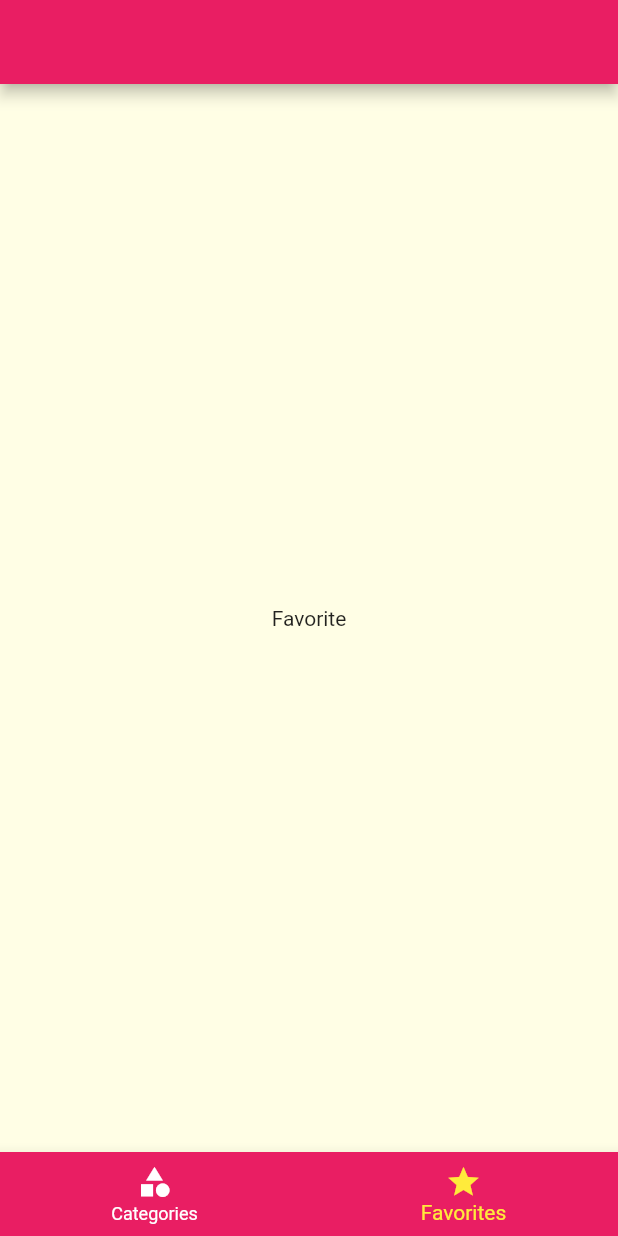
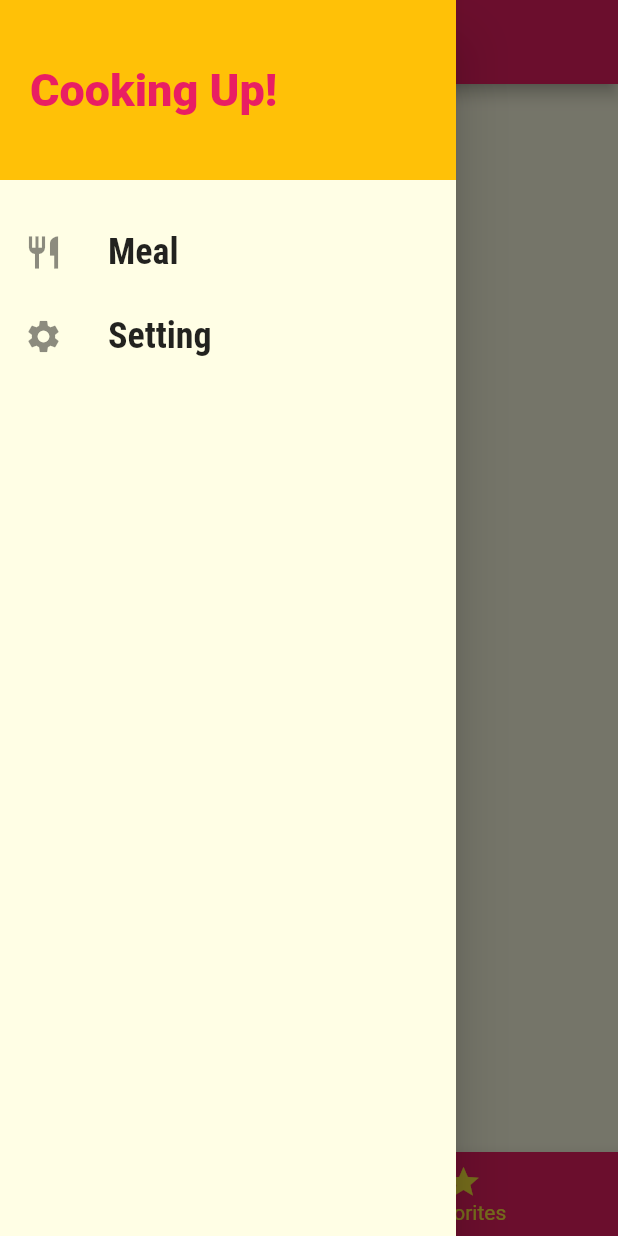
Before and after one commit to Satya190597/FlutterApplications, a Flutter app: the screen it shows after launch, item 2 of the bottom bar chosen, with the side drawer open (before the commit the screen has no drawer), on a phone screen of 412 x 824 dp. Run offline on Flutter 3.47's test engine with Material 2 defaults, Android fonts, the phone set to English and light mode, and no system bars.

Commit message:
Added Side Drawer In Recepie App

```diff
--- a/recipe_app/lib/screens/tab_screens.dart
+++ b/recipe_app/lib/screens/tab_screens.dart
@@ -1,6 +1,7 @@
 import 'package:flutter/material.dart';
 import '../screens/categories_screen.dart';
 import '../screens/favorite_screens.dart';
+import '../widgets/main_drawer.dart';
 
 class TabScreen extends StatefulWidget {
   TabScreenState createState() {
@@ -9,6 +10,11 @@ class TabScreen extends StatefulWidget {
 }
 
 class TabScreenState extends State<TabScreen> {
+
+  List<Map<String,Object>> listOfPages = [
+    {'page':CategoriesScreen(),'title':'Categories'},
+    {'page':FavoriteScreen(),'title':'Favorite'}
+  ];
 
   List<Widget> listOfWidget = [
     CategoriesScreen(),
@@ -26,8 +32,11 @@ class TabScreenState extends State<TabScreen> {
   @override
   Widget build(BuildContext context) {
     return Scaffold(
-      appBar: AppBar(),
-      body: listOfWidget[selectedPageIndex],
+      appBar: AppBar(
+        title: Text(listOfPages[selectedPageIndex]['title']),
+      ),
+      drawer: MainDrawer(),
+      body: listOfPages[selectedPageIndex]['page'],
       bottomNavigationBar: BottomNavigationBar(
         onTap: _selectPage,
         backgroundColor: Theme.of(context).primaryColor,
--- /dev/null
+++ b/recipe_app/lib/widgets/main_drawer.dart
@@ -0,0 +1,51 @@
+import 'package:flutter/material.dart';
+
+class MainDrawer extends StatelessWidget {
+
+  Widget buildListTile(String title, IconData iconData) {
+    return ListTile(
+      leading: Icon(
+        iconData,
+        size: 26,
+      ),
+      title: Text(
+        title,
+        style: TextStyle(
+          fontFamily: 'RobotoCondensed',
+          fontSize: 24,
+          fontWeight: FontWeight.bold,
+        ),
+      ),
+      onTap: () {},
+    );
+  }
+
+  @override
+  Widget build(BuildContext context) {
+    return Drawer(
+      child: Column(
+        children: [
+          Container(
+            height: 120,
+            width: double.infinity,
+            padding: EdgeInsets.all(20),
+            alignment: Alignment.centerLeft,
+            color: Theme.of(context).accentColor,
+            child: Text(
+              'Cooking Up!',
+              style: TextStyle(
+                  fontWeight: FontWeight.w900,
+                  fontSize: 30,
+                  color: Theme.of(context).primaryColor),
+            ),
+          ),
+          SizedBox(
+            height: 20,
+          ),
+          buildListTile('Meal', Icons.restaurant),
+          buildListTile('Setting', Icons.settings),
+        ],
+      ),
+    );
+  }
+}
```
